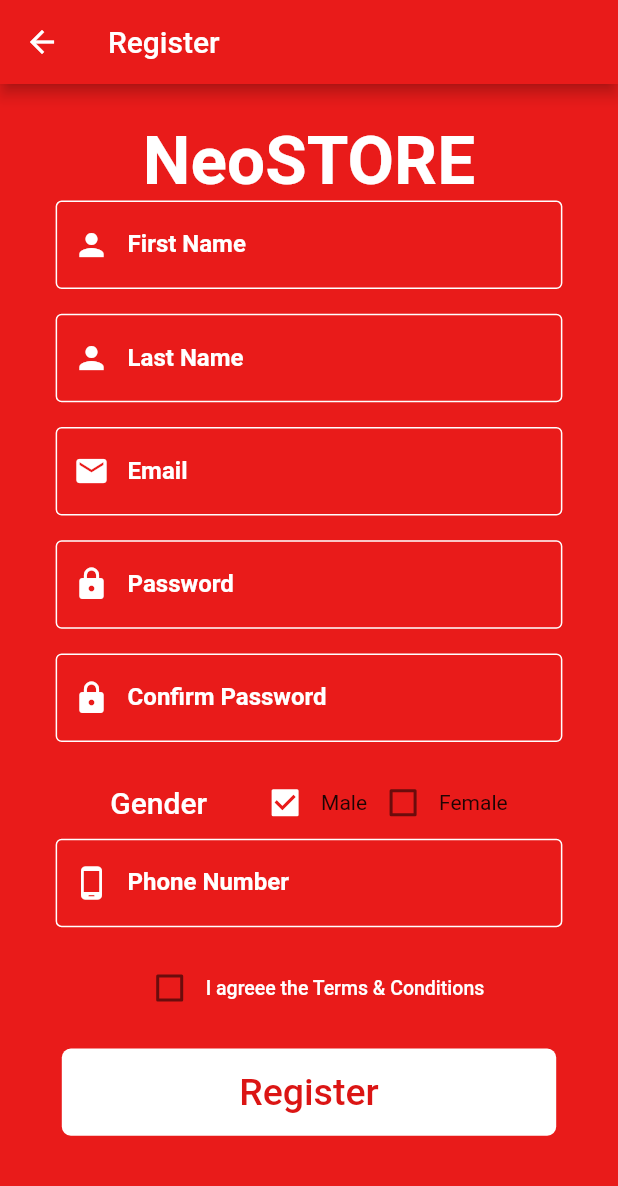
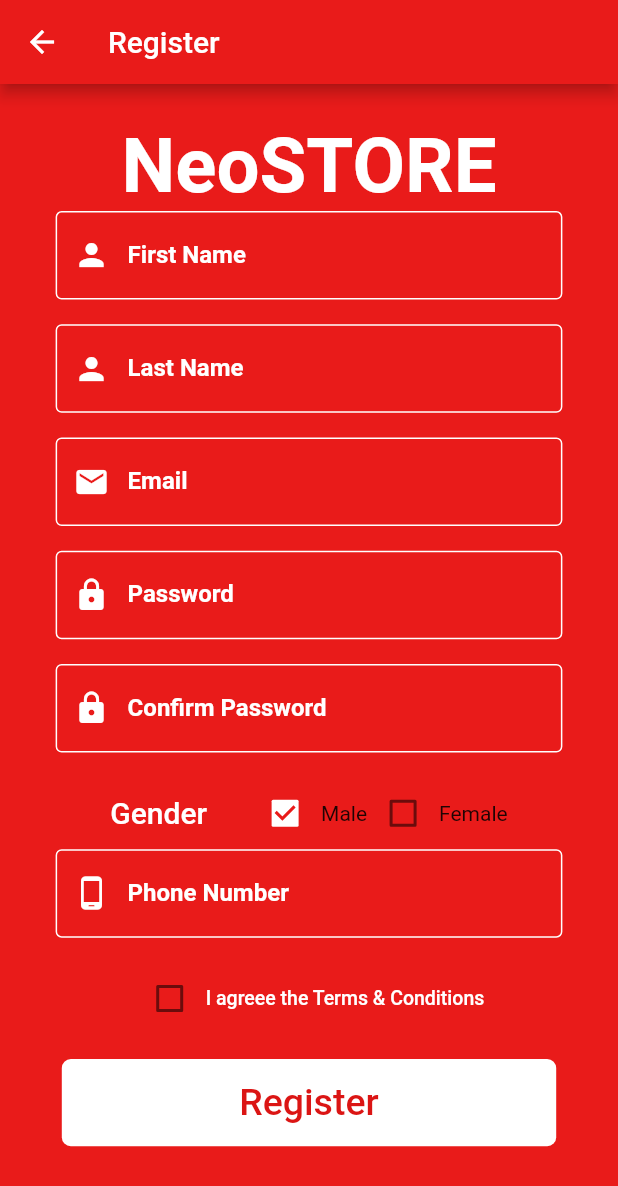
Before and after one commit to vaibhavcs99/try_neostore, a Flutter app: the screen it shows after launch, after a tap on "Login", after a tap on the "add" icon, on a phone screen of 412 x 824 dp. Shown: the top 1186 px of the screen. Run offline on Flutter 3.47's test engine with Material 2 defaults, Android fonts, the phone set to English and light mode, and no system bars; our stand-ins replace badges, bloc, carousel_slider, dio, equatable, flutter_bloc and 5 more; accounts and stored records are empty; network calls fail; Roboto replaces fonts that are missing (Gotham).

Commit message:
UI changes

```diff
--- a/lib/bloc/edit_account_bloc/edit_account_bloc.dart
+++ b/lib/bloc/edit_account_bloc/edit_account_bloc.dart
@@ -27,6 +27,7 @@ class EditAccountBloc extends Bloc<EditAccountEvent, EditAccountState> {
   ) async* {
     if (event is OnUpdateDetailsPressed) {
       yield EditAccountLoading();
+      print(event.userDetails.toString());
       var response = await userRepository.editAccountDetailsService(
           accessToken: event.accessToken, userDetails: event.userDetails);
 
@@ -35,6 +36,7 @@ class EditAccountBloc extends Bloc<EditAccountEvent, EditAccountState> {
         drawerBloc.add(OnShowDrawerHeader(accessToken: event.accessToken));
         yield EditAccountSuccessful();
       } else {
+        print(response.data.toString());
         yield EditAccountUnsuccessful();
       }
     }
--- a/lib/main.dart
+++ b/lib/main.dart
@@ -6,9 +6,6 @@ import 'package:try_neostore/bloc/forgot_password_bloc/forgot_password_bloc.dart
 import 'package:try_neostore/constants/constants.dart';
 import 'package:try_neostore/Utils/router.dart';
 import 'package:try_neostore/repository/user_session.dart';
-import 'package:try_neostore/repository/user_repository.dart';
-import 'package:try_neostore/screens/order/address_list.dart';
-
 import 'bloc/address_bloc/address_bloc.dart';
 import 'bloc/auth_bloc/authentication_bloc.dart';
 import 'bloc/cart_list_bloc/cart_list_bloc.dart';
@@ -84,10 +81,12 @@ MultiBlocProvider providers(UserSession userSession) {
       BlocProvider(create: (_) => ProductListBloc()),
       BlocProvider(create: (_) => ProductDetailsBloc()),
       BlocProvider(create: (_) => CartListBloc()),
-      BlocProvider(create: (_) => EnterAddressBloc()),
+      BlocProvider(create: (_) => AddressListBloc()),
+      BlocProvider(
+          create: (context) => EnterAddressBloc(
+              addressListBloc: context.read<AddressListBloc>())),
       BlocProvider(create: (_) => OrderListBloc()),
       BlocProvider(create: (_) => OrderDetailsBloc()),
-      BlocProvider(create: (_) => AddressListBloc()),
       BlocProvider(create: (_) => MyAccountBloc()),
       BlocProvider(create: (_) => ChangePasswordBloc()),
       BlocProvider(
--- a/lib/screens/home_screen.dart
+++ b/lib/screens/home_screen.dart
@@ -67,7 +67,7 @@ class _HomeScreenState extends State<HomeScreen> {
 
   CarouselSlider buildCarouselSlider() {
     return CarouselSlider(
-      options: CarouselOptions(
+      options: CarouselOptions(autoPlayInterval: Duration(seconds: 3),
           aspectRatio: 16 / 9,
           autoPlay: true,
           enlargeCenterPage: true,
--- a/lib/screens/order/order_details.dart
+++ b/lib/screens/order/order_details.dart
@@ -53,7 +53,7 @@ class _OrderDetailsState extends State<OrderDetails> {
           var orderData = orderDetailsModel.data.orderDetails[index];
           return Card(
             child: Container(
-              height: 18.0.h,
+              height: 25.0.h,
               child: Row(
                 mainAxisAlignment: MainAxisAlignment.start,
                 children: [
--- a/lib/screens/order/order_list.dart
+++ b/lib/screens/order/order_list.dart
@@ -31,6 +31,9 @@ class _MyOrdersState extends State<MyOrders> {
             body: BlocBuilder<OrderListBloc, OrderListState>(
               builder: (context, state) {
                 if (state is OrderListSuccessful) {
+                  if (state.orderListModel.data.length == 0)
+                    return Center(child: Text('No orders placed.'));
+
                   return buildOrderListScreen(state);
                 }
                 return Center(child: CircularProgressIndicator());
--- a/lib/screens/user_module/forgot_password.dart
+++ b/lib/screens/user_module/forgot_password.dart
@@ -1,4 +1,5 @@
 import 'package:flutter/material.dart';
+import 'package:sizer/sizer.dart';
 import 'package:flutter_bloc/flutter_bloc.dart';
 import 'package:try_neostore/Utils/validators.dart';
 import 'package:try_neostore/bloc/forgot_password_bloc/forgot_password_bloc.dart';
@@ -38,7 +39,7 @@ class _ForgotPasswordState extends State<ForgotPassword> {
                 mainAxisAlignment: MainAxisAlignment.center,
                 children: [
                   buildEmailText(),
-                  SizedBox(height: 13),
+                  SizedBox(height: 3.0.h),
                   emailField(),
                   MyButton(onPressed: () => _validateInputs(), myText: 'Reset'),
                 ],
@@ -51,7 +52,7 @@ class _ForgotPasswordState extends State<ForgotPassword> {
   Text buildEmailText() {
     return Text('Enter your email address.',
         style: TextStyle(
-            color: Colors.white, fontSize: 20.0, fontWeight: FontWeight.w500));
+            color: Colors.white, fontSize: 17.0.sp, fontWeight: FontWeight.w500));
   }
 
   emailField() {
--- a/lib/screens/user_module/login_screen.dart
+++ b/lib/screens/user_module/login_screen.dart
@@ -1,5 +1,6 @@
 import 'package:flutter/gestures.dart';
 import 'package:flutter/material.dart';
+import 'package:sizer/sizer.dart';
 import 'package:flutter_bloc/flutter_bloc.dart';
 import 'package:try_neostore/Utils/validators.dart';
 import 'package:try_neostore/bloc/login_bloc/login_bloc.dart';
@@ -22,7 +23,6 @@ class _LoginScreenState extends State<LoginScreen> {
   @override
   Widget build(BuildContext context) {
     bool keyboardIsClosed = MediaQuery.of(context).viewInsets.bottom == 0;
-    var height = MediaQuery.of(context).size.height;
     return BlocListener<LoginBloc, LoginState>(
         listener: (context, state) async {
           if (state is LoginSuccessful) {
@@ -51,7 +51,7 @@ class _LoginScreenState extends State<LoginScreen> {
                 autovalidateMode: AutovalidateMode.onUserInteraction,
                 child: ListView(
                   children: [
-                    SizedBox(height: height * 0.2),
+                    SizedBox(height: 13.0.h),
                     Center(
                       child: Text('NeoSTORE',
                           style: TextStyle(
@@ -59,13 +59,13 @@ class _LoginScreenState extends State<LoginScreen> {
                               fontWeight: FontWeight.bold,
                               color: Colors.white)),
                     ),
-                    SizedBox(height: 49),
+                    SizedBox(height: 6.0.h),
                     emailField(),
                     passwordField(),
                     MyButton(
                         onPressed: () => _validateInputs(), myText: 'Login'),
                     SizedBox(
-                      height: 15,
+                      height: 4.0.h,
                     ),
                     Center(
                       child: RichText(
@@ -73,7 +73,7 @@ class _LoginScreenState extends State<LoginScreen> {
                               text: 'Forgot Password?',
                               style: TextStyle(
                                   color: Colors.white,
-                                  fontSize: 20.0,
+                                  fontSize: 17.0.sp,
                                   fontWeight: FontWeight.w500),
                               recognizer: TapGestureRecognizer()
                                 ..onTap = () {
@@ -81,7 +81,7 @@ class _LoginScreenState extends State<LoginScreen> {
                                       context, route_forgot_password);
                                 })),
                     ),
-                    SizedBox(height: MediaQuery.of(context).size.height * 0.20),
+                    SizedBox(height: 11.0.h),
                     Padding(
                       padding: const EdgeInsets.only(left: 33.0),
                       child: Text(
--- a/lib/screens/user_module/register_screen.dart
+++ b/lib/screens/user_module/register_screen.dart
@@ -1,4 +1,5 @@
 import 'package:flutter/material.dart';
+import 'package:sizer/sizer.dart';
 import 'package:flutter_bloc/flutter_bloc.dart';
 import 'package:try_neostore/Utils/validators.dart';
 import 'package:try_neostore/bloc/register_bloc/register_bloc.dart';
@@ -51,11 +52,11 @@ class _RegisterState extends State<Register> {
             autovalidateMode: AutovalidateMode.onUserInteraction,
             child: ListView(
               children: [
-                SizedBox(height: MediaQuery.of(context).size.height * 0.03),
+                SizedBox(height: 3.0.h),
                 Center(
                   child: Text('NeoSTORE',
                       style: TextStyle(
-                          fontSize: 45,
+                          fontSize: 37.0.sp,
                           fontWeight: FontWeight.bold,
                           color: Colors.white)),
                 ),
@@ -180,14 +181,18 @@ class _RegisterState extends State<Register> {
   }
 
   Row buildGender() {
-    return Row(mainAxisAlignment: MainAxisAlignment.center,
+    return Row(
+      mainAxisAlignment: MainAxisAlignment.center,
       children: [
         Text('Gender',
             style: TextStyle(
                 color: Colors.white,
                 fontSize: 20.0,
-                fontWeight: FontWeight.w500)),SizedBox(width: 28.0),
-        Checkbox(checkColor: primaryRed2,activeColor: Colors.white,
+                fontWeight: FontWeight.w500)),
+        SizedBox(width: 28.0),
+        Checkbox(
+          checkColor: primaryRed2,
+          activeColor: Colors.white,
           value: _maleCheckBox,
           onChanged: (value) {
             _gender = 'M';
@@ -199,7 +204,9 @@ class _RegisterState extends State<Register> {
           },
         ),
         Text('Male'),
-        Checkbox(checkColor: primaryRed2,activeColor: Colors.white,
+        Checkbox(
+          checkColor: primaryRed2,
+          activeColor: Colors.white,
           value: _femaleCheckBox,
           onChanged: (value) {
             setState(() {
@@ -223,7 +230,9 @@ class _RegisterState extends State<Register> {
     return Row(
       mainAxisAlignment: MainAxisAlignment.center,
       children: [
-        Checkbox(checkColor: primaryRed2,activeColor: Colors.white,
+        Checkbox(
+            checkColor: primaryRed2,
+            activeColor: Colors.white,
             value: termsAndConditionValue ?? false,
             onChanged: (value) {
               setState(() {
--- a/lib/screens/widgets/my_drawer.dart
+++ b/lib/screens/widgets/my_drawer.dart
@@ -172,7 +172,7 @@ class _MyDrawerState extends State<MyDrawer> {
             child: UserAccountsDrawerHeader(
               decoration: BoxDecoration(color: colorBlackBackground),
               currentAccountPicture: CircleAvatar(
-                  backgroundImage: NetworkImage(user.profilePic.isEmpty
+                  backgroundImage: NetworkImage(user.profilePic==null || user.profilePic==''
                       ? 'https://picsum.photos/200/300'
                       : user.profilePic)),
               accountName: Text(
--- a/lib/screens/widgets/my_text_form_field.dart
+++ b/lib/screens/widgets/my_text_form_field.dart
@@ -9,21 +9,25 @@ class MyTextFormField extends StatelessWidget {
   final FormFieldSetter<String> onSaved;
   final Widget myIcon;
   final double rightPadding;
+  final TextEditingController controller;
 
   MyTextFormField({
+    Key key,
     @required this.myLabelText,
     @required this.validator,
     @required this.onSaved,
     @required this.myIcon,
+    this.rightPadding,
+    this.controller,
+    this.keyboardType,
     this.obscureText,
-    this.keyboardType,
-    this.rightPadding,
-  });
+  }) : super(key: key);
 // const EdgeInsets.only(left: 33,right: 33, bottom: 13),
   @override
   Widget build(BuildContext context) {
     return Padding(
-      padding: EdgeInsets.only(left: 9.0.w, right: rightPadding??9.0.w, bottom: 2.0.h),
+      padding: EdgeInsets.only(
+          left: 9.0.w, right: rightPadding ?? 9.0.w, bottom: 2.0.h),
       child: TextFormField(
         obscureText: obscureText ?? false,
         decoration: InputDecoration(
@@ -41,6 +45,7 @@ class MyTextFormField extends StatelessWidget {
             labelStyle:
                 TextStyle(fontWeight: FontWeight.w600, color: Colors.white)),
         validator: validator,
+        controller: controller,
         onSaved: onSaved,
         keyboardType: keyboardType,
         style: TextStyle(color: Colors.white),
```
Also changed, not shown: lib/bloc/address_bloc/address_bloc.dart (+7 -4 lines), lib/screens/user_module/edit_account_details.dart (+31 -3 lines), lib/screens/user_module/my_account.dart (+5 -4 lines).
